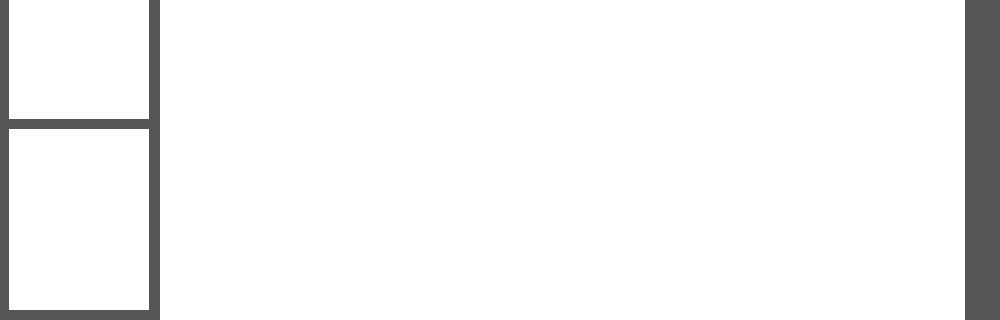
Before: the Qt Designer form Update/Logic_Gate_Simulator/Dialogs/dlg_home.ui in ElliotHarding/Logic-Gate-Simulator, drawn with Qt 5; both pictures show x 0 to 1000 and y 240 to 560 of the 1000 by 560 pixel window.
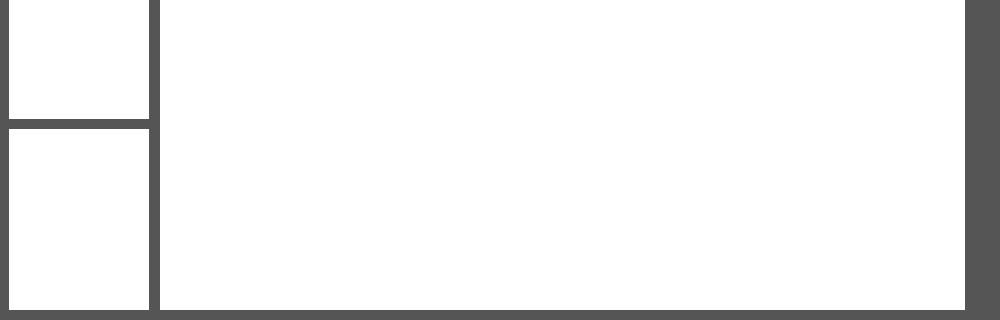
After: the same form once the commit is applied. Icons and pictures are not drawn.

What changed in the file:
```diff
--- a/Update/Logic_Gate_Simulator/Dialogs/dlg_home.ui
+++ b/Update/Logic_Gate_Simulator/Dialogs/dlg_home.ui
@@ -41,7 +41,7 @@
       <x>160</x>
       <y>31</y>
       <width>805</width>
-      <height>510</height>
+      <height>500</height>
      </rect>
     </property>
     <property name="styleSheet">
```
